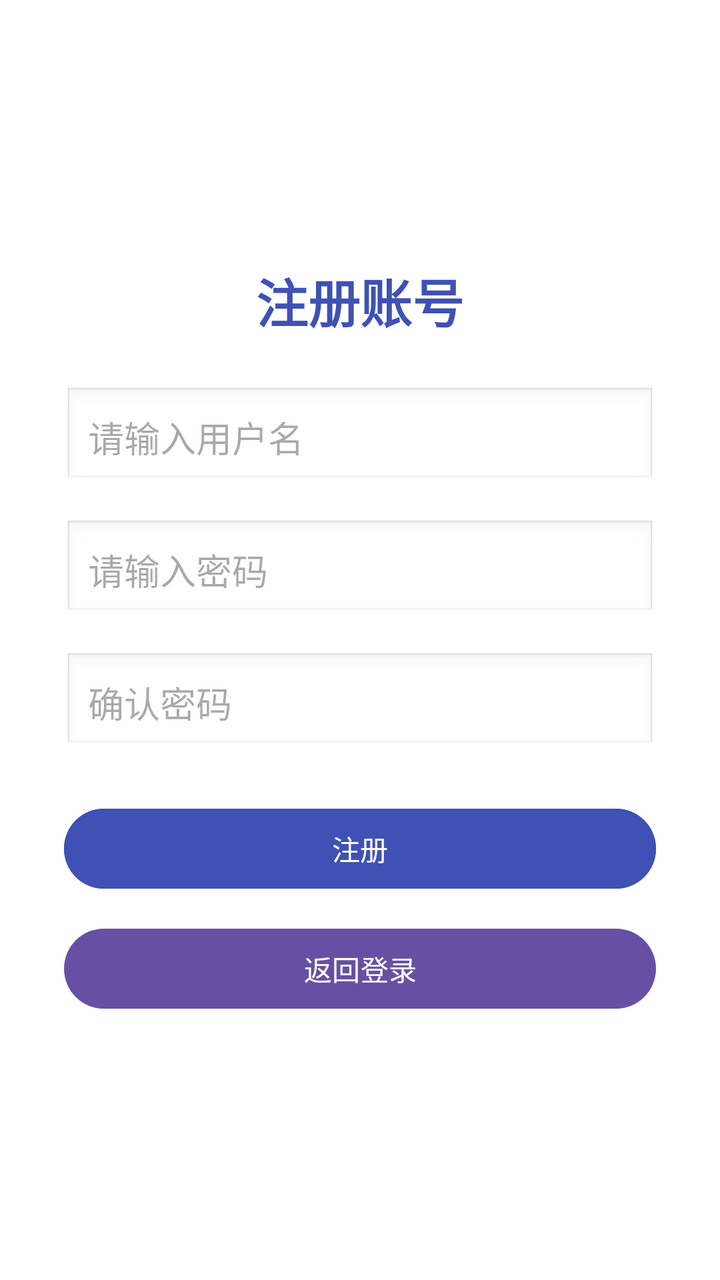
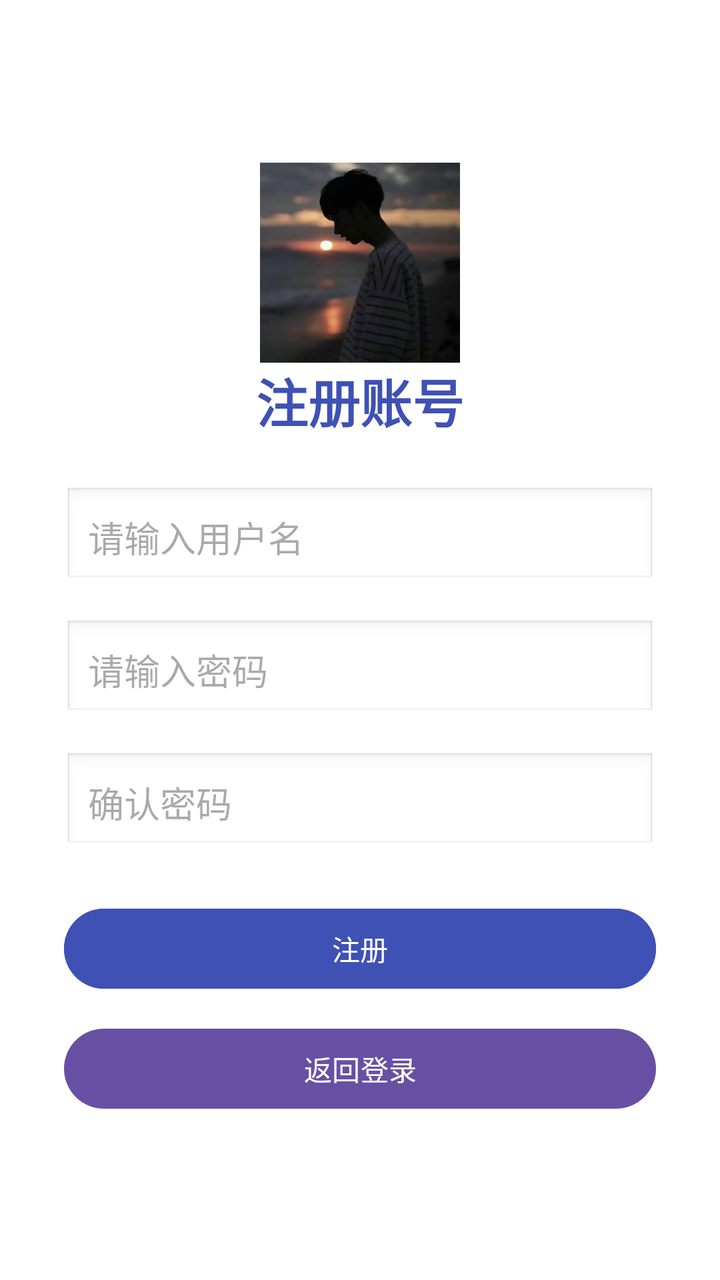

The first picture is an Android layout as it rendered before a commit; the second is the same layout after the commit. The layout source and the unified diff follow.
<!-- AndroidManifest.xml: application theme Theme.WordCrush -->
<!-- res/layout/activity_register.xml -->
<?xml version="1.0" encoding="utf-8"?>
<LinearLayout
    xmlns:android="http://schemas.android.com/apk/res/android"
    android:orientation="vertical"
    android:padding="32dp"
    android:layout_width="match_parent"
    android:layout_height="match_parent"
    android:gravity="center"
    android:background="@android:color/white">

    <TextView
        android:text="注册账号"
        android:textSize="26sp"
        android:textStyle="bold"
        android:textColor="#3F51B5"
        android:layout_marginBottom="24dp"
        android:layout_width="wrap_content"
        android:layout_height="wrap_content" />

    <EditText
        android:id="@+id/registerUsernameEditText"
        android:hint="请输入用户名"
        android:layout_width="match_parent"
        android:layout_height="wrap_content"
        android:background="@android:drawable/edit_text"
        android:padding="12dp" />

    <EditText
        android:id="@+id/registerPasswordEditText"
        android:hint="请输入密码"
        android:inputType="textPassword"
        android:layout_marginTop="16dp"
        android:layout_width="match_parent"
        android:layout_height="wrap_content"
        android:background="@android:drawable/edit_text"
        android:padding="12dp" />

    <EditText
        android:id="@+id/confirmPasswordEditText"
        android:hint="确认密码"
        android:inputType="textPassword"
        android:layout_marginTop="16dp"
        android:layout_width="match_parent"
        android:layout_height="wrap_content"
        android:background="@android:drawable/edit_text"
        android:padding="12dp" />

    <TextView
        android:id="@+id/errorTextView"
        android:layout_width="match_parent"
        android:layout_height="wrap_content"
        android:textColor="#FF0000"
        android:text=""
        android:visibility="gone"
        android:textAlignment="center"
        android:layout_marginTop="4dp" />

    <Button
        android:id="@+id/confirmRegisterButton"
        android:text="注册"
        android:layout_marginTop="24dp"
        android:backgroundTint="#3F51B5"
        android:textColor="@android:color/white"
        android:layout_width="match_parent"
        android:layout_height="wrap_content" />

    <Button
        android:id="@+id/backButton"
        android:text="返回登录"
        android:layout_marginTop="12dp"
        android:layout_width="match_parent"
        android:layout_height="wrap_content" />

</LinearLayout>
<!-- resources referenced by this layout -->
<resources>
  <style name="Theme.WordCrush" parent="Base.Theme.WordCrush" />
  <style name="Base.Theme.WordCrush" parent="Theme.Material3.DayNight.NoActionBar">
          
          
      </style>
</resources>

<!-- the commit's change to res/layout/activity_register.xml (unified diff, before → after) -->
@@ -7,6 +7,11 @@
     android:layout_height="match_parent"
     android:gravity="center"
     android:background="@android:color/white">
+
+    <ImageView
+        android:layout_width="match_parent"
+        android:layout_height="100dp"
+        android:src="@drawable/logo"/>
 
     <TextView
         android:text="注册账号"
<!-- resource entries referenced after the edit -->
@@ -1,5 +1,6 @@
 <!-- resources referenced by this layout -->
 <resources>
+  <!-- drawable logo: jpg bitmap (drawable, 30745 bytes) -->
   <style name="Theme.WordCrush" parent="Base.Theme.WordCrush" />
   <style name="Base.Theme.WordCrush" parent="Theme.Material3.DayNight.NoActionBar">
           
